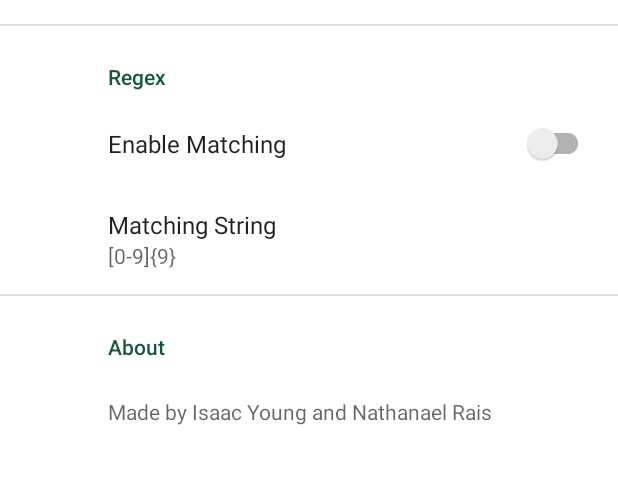
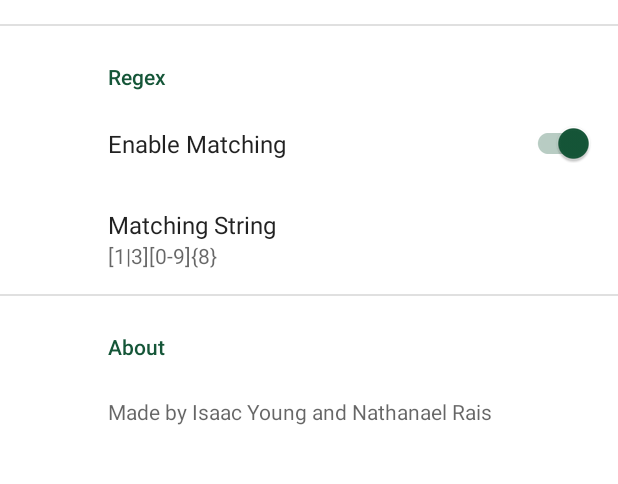
Before and after one commit to isaacy2012/IDScanner-Legacy, an Android app: the screen it shows after launch (SettingsActivity), in the options menu, after a tap on "Settings", on a phone screen of 412 x 824 dp, the part 357-841 px from its top. Run offline under Robolectric (Android 15) with nearby library versions, the phone set to English and light mode, and no system bars; our stand-ins replace androidx.preference; libraries missing offline, so code that uses them is left out: com.google.zxing.integration; 6 statements that could not run were skipped.

Commit message:
Changed default Regex behaviour

```diff
--- a/app/src/main/java/com/comp103/idscanner/activities/MainActivity.kt
+++ b/app/src/main/java/com/comp103/idscanner/activities/MainActivity.kt
@@ -169,8 +169,8 @@ class MainActivity : AppCompatActivity() {
      */
     private fun initiateScan() {
         // set up regex
-        val regexEnable = sharedPreferences.getBoolean(getString(R.string.sp_regex_enable), false)
-        val regexString = sharedPreferences.getString(getString(R.string.sp_regex_string), null)
+        val regexEnable = sharedPreferences.getBoolean(getString(R.string.sp_regex_enable), true)
+        val regexString = sharedPreferences.getString(getString(R.string.sp_regex_string), getString(R.string.default_regex_string))
         regexOptions =
             if (regexEnable && regexString != null) EnabledRegex(regexString) else DisabledRegex()
 
--- a/app/src/main/res/values/strings.xml
+++ b/app/src/main/res/values/strings.xml
@@ -40,6 +40,6 @@
 
     <!-- Defaults -->
     <string name="default_email_subject">[COMP103] IDScanner Participation - $date</string>
-    <string name="default_regex_string">[0-9]{9}</string>
+    <string name="default_regex_string">[1|3][0-9]{8}</string>
 
 </resources>
--- a/app/src/main/res/xml/root_preferences.xml
+++ b/app/src/main/res/xml/root_preferences.xml
@@ -20,6 +20,7 @@
 
         <SwitchPreferenceCompat
             app:key="@string/sp_regex_enable"
+            android:defaultValue="true"
             app:title="@string/regex_enable_title"
             />
 
```
Also changed, not shown: 3 other files.
